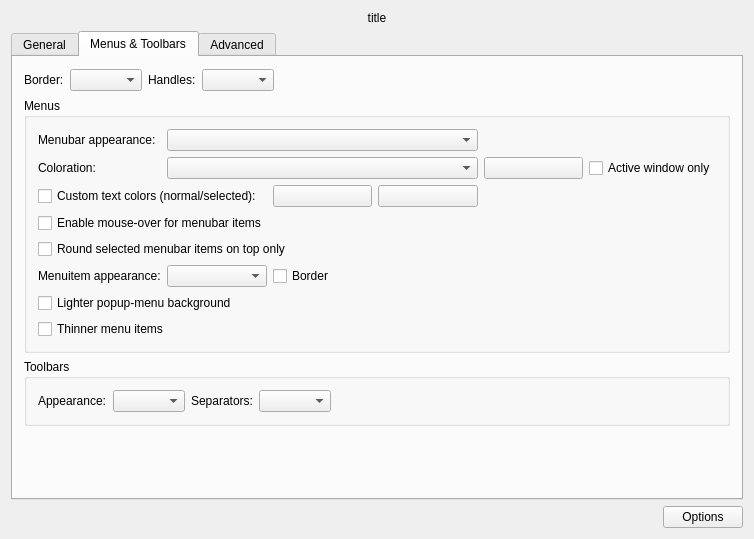
First picture: the form in config/qtcurveconfigbase.ui, repository QtCurve/qtcurve, before the edit.
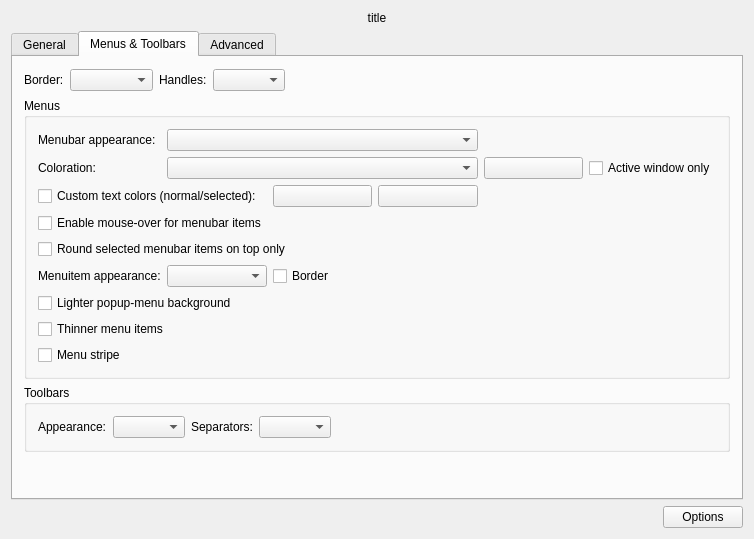
Second picture: the form after the edit. The open tabs and pages were chosen to show the change. Custom widgets are drawn as their Qt base class.

Commit message: Option to draw a stripe on the left hand side of popupmenus

Diff of the .ui file:
```diff
--- a/config/qtcurveconfigbase.ui
+++ b/config/qtcurveconfigbase.ui
@@ -400,24 +400,6 @@
        <string>Menus &amp;&amp; Toolbars</string>
       </attribute>
       <layout class="QGridLayout" >
-       <property name="leftMargin" >
-        <number>11</number>
-       </property>
-       <property name="topMargin" >
-        <number>11</number>
-       </property>
-       <property name="rightMargin" >
-        <number>11</number>
-       </property>
-       <property name="bottomMargin" >
-        <number>11</number>
-       </property>
-       <property name="horizontalSpacing" >
-        <number>6</number>
-       </property>
-       <property name="verticalSpacing" >
-        <number>6</number>
-       </property>
        <item row="0" column="0" >
         <widget class="QLabel" name="textLabel1_4" >
          <property name="text" >
@@ -581,6 +563,13 @@
             </property>
            </widget>
           </item>
+          <item row="8" column="0" >
+           <widget class="QCheckBox" name="menuStripe" >
+            <property name="text" >
+             <string>Menu stripe</string>
+            </property>
+           </widget>
+          </item>
          </layout>
         </widget>
        </item>
@@ -663,8 +652,8 @@
          </property>
          <property name="sizeHint" >
           <size>
-           <width>20</width>
-           <height>8</height>
+           <width>83</width>
+           <height>20</height>
           </size>
          </property>
         </spacer>
```
Left out of the diff: 1 changed line with no effect on the pictures. The commit also changes 5 other files.
